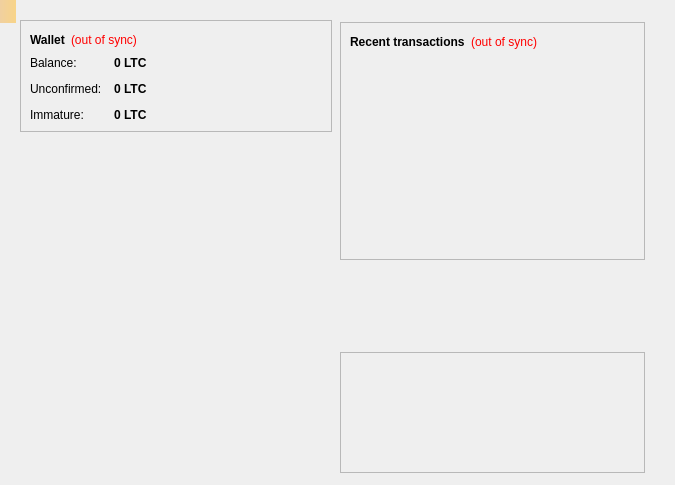
Qt form src/qt/forms/overviewpage.ui (burbucoin/burbucoin) before a commit.
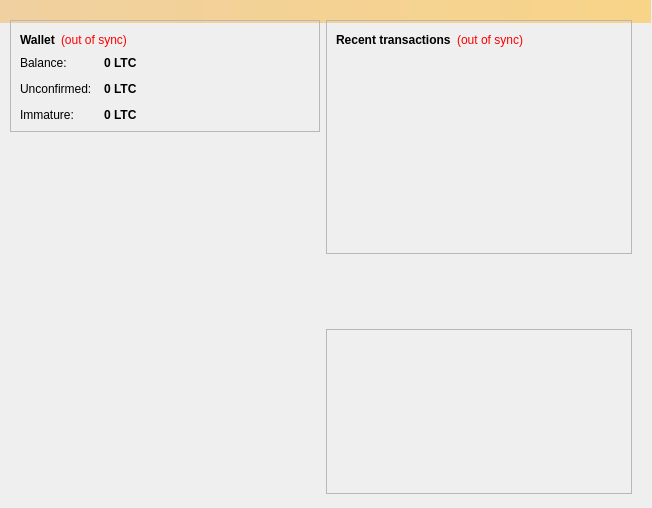
The same form after that commit. Icons and pictures are not drawn.

What changed in the file:
```diff
--- a/src/qt/forms/overviewpage.ui
+++ b/src/qt/forms/overviewpage.ui
@@ -6,8 +6,8 @@
    <rect>
     <x>0</x>
     <y>0</y>
-    <width>675</width>
-    <height>485</height>
+    <width>652</width>
+    <height>508</height>
    </rect>
   </property>
   <property name="windowTitle">
@@ -18,7 +18,7 @@
     <rect>
      <x>0</x>
      <y>0</y>
-     <width>16</width>
+     <width>651</width>
      <height>23</height>
     </rect>
    </property>
@@ -38,12 +38,14 @@
   <widget class="QWidget" name="layoutWidget">
    <property name="geometry">
     <rect>
-     <x>20</x>
+     <x>10</x>
      <y>20</y>
-     <width>312</width>
-     <height>451</height>
+     <width>622</width>
+     <height>474</height>
     </rect>
    </property>
+   <layout class="QHBoxLayout" name="horizontalLayout">
+    <item>
    <layout class="QVBoxLayout" name="verticalLayout_2">
     <item>
      <widget class="QFrame" name="frame">
@@ -221,7 +223,7 @@
       <property name="minimumSize">
        <size>
         <width>310</width>
-        <height>310</height>
+          <height>315</height>
        </size>
       </property>
       <property name="text">
@@ -242,16 +244,8 @@
      </widget>
     </item>
    </layout>
-  </widget>
-  <widget class="QWidget" name="">
-   <property name="geometry">
-    <rect>
-     <x>340</x>
-     <y>22</y>
-     <width>305</width>
-     <height>451</height>
-    </rect>
-   </property>
+    </item>
+    <item>
    <layout class="QVBoxLayout" name="verticalLayout_6">
     <item>
      <layout class="QVBoxLayout" name="verticalLayout_5">
@@ -352,8 +346,8 @@
       </property>
       <property name="sizeHint" stdset="0">
        <size>
-        <width>20</width>
-        <height>40</height>
+          <width>300</width>
+          <height>38</height>
        </size>
       </property>
      </spacer>
@@ -362,8 +356,8 @@
      <widget class="QFrame" name="frame_3">
       <property name="minimumSize">
        <size>
-        <width>281</width>
-        <height>121</height>
+          <width>292</width>
+          <height>165</height>
        </size>
       </property>
       <property name="frameShape">
@@ -375,16 +369,16 @@
       <widget class="QLabel" name="label_2">
        <property name="geometry">
         <rect>
-         <x>40</x>
-         <y>10</y>
-         <width>210</width>
-         <height>101</height>
+           <x>10</x>
+           <y>0</y>
+           <width>291</width>
+           <height>155</height>
         </rect>
        </property>
        <property name="minimumSize">
         <size>
-         <width>210</width>
-         <height>100</height>
+           <width>291</width>
+           <height>155</height>
         </size>
        </property>
        <property name="text">
@@ -397,6 +391,8 @@
      </widget>
     </item>
    </layout>
+    </item>
+   </layout>
   </widget>
   <zorder>labelAlerts</zorder>
   <zorder>layoutWidget</zorder>
```
Left out of the diff: 7 changed lines with no effect on the pictures. Lines whose indentation alone changed are shown as unchanged.
